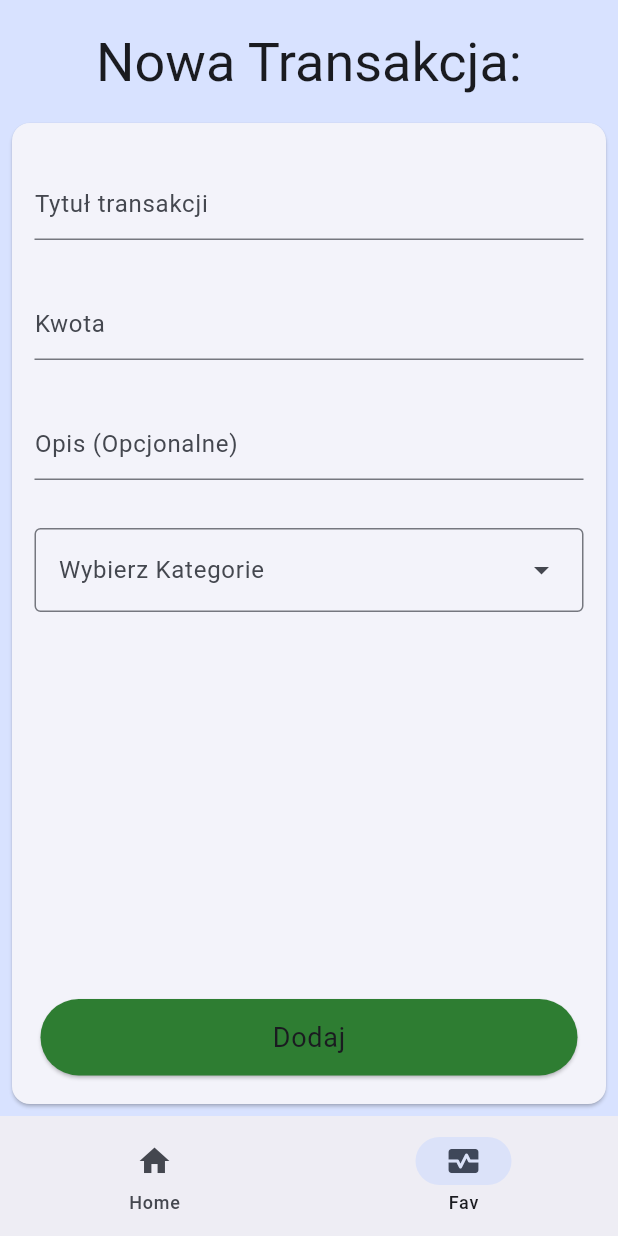
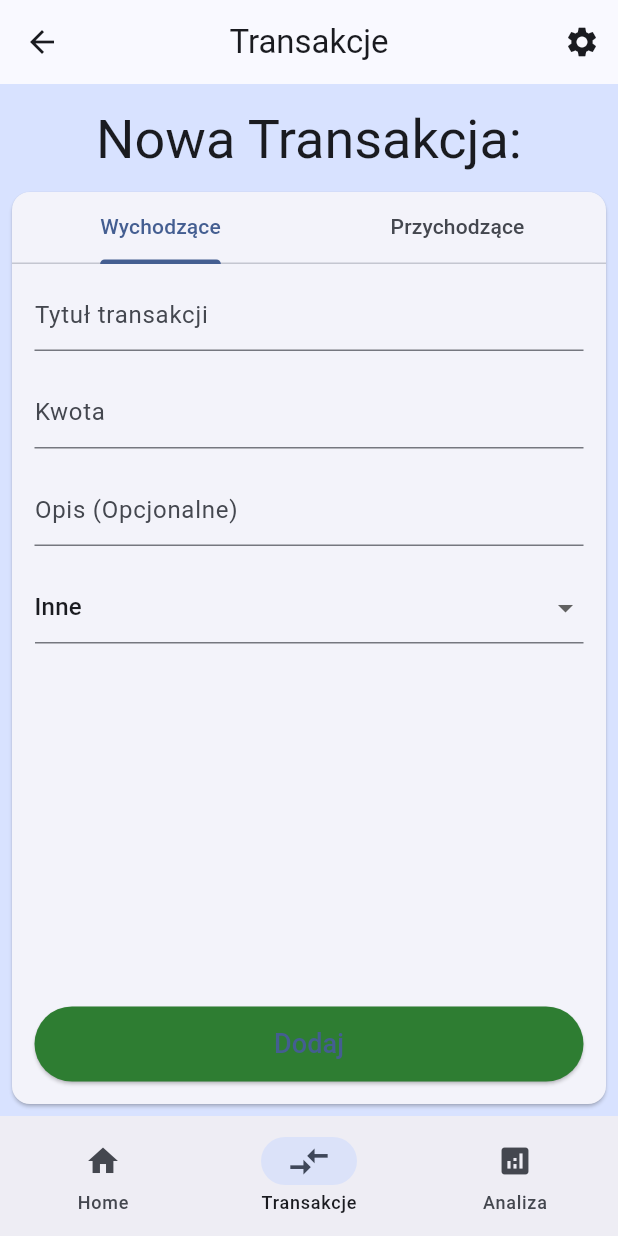
Before and after one commit to HDudz/Finance-Manager, a Flutter app: the screen it shows after launch, item 2 of the bottom bar chosen, after a tap on "Dodaj Transakcję", on a phone screen of 412 x 824 dp. Run offline on Flutter 3.47's test engine with Material 3 defaults, Android fonts, the phone set to English and light mode, and no system bars; our stand-ins replace drift, wakelock_plus; accounts and stored records are empty; generated files the repository leaves out were written again.

Commit message:
Adding and showing transactions fully implemented.

```diff
--- a/lib/core/widgets/CategoryDropdown.dart
+++ b/lib/core/widgets/CategoryDropdown.dart
@@ -26,8 +26,9 @@ class _DropdownCategoryState extends State<DropdownCategory> {
         final dropdownWidth = constraints.maxWidth; // np. 16 pikseli marginesu
 
         return DropdownMenu<String>(
-          width: dropdownWidth > 0 ? dropdownWidth : null, // Dynamicznie obliczona szerokość
+          width: dropdownWidth, // Dynamicznie obliczona szerokość
           dropdownMenuEntries: menuEntries,
+          initialSelection: options[0],
           label: const Text("Wybierz Kategorie"),
 
         );
--- a/lib/features/data/app_database.dart
+++ b/lib/features/data/app_database.dart
@@ -17,17 +17,34 @@ class AppDatabase extends _$AppDatabase {
   @override
   int get schemaVersion => 1; // Zwiększaj w przypadku migracji bazy
 
-  // Przykład: Pobierz wszystkie transakcje
-  Future<List<Transaction>> getAllTransactions() =>
-      select(transactions).get();
+// Metoda do pobierania wszystkich transakcji
+  Future<List<Transaction>> getAllTransactions() {
+    return select(transactions).get();
+  }
 
-  // Przykład: Dodaj transakcję
-  Future<int> addTransaction(TransactionsCompanion entry) =>
-      into(transactions).insert(entry);
+  Future<double> getBalance() async {
+    final transactionList = await select(transactions).get();
 
-  // Przykład: Usuń transakcję po ID
-  Future<int> deleteTransaction(int id) =>
-      (delete(transactions)..where((t) => t.id.equals(id))).go();
+    // Oblicz bilans
+    double balance = 0.0;
+    for (final transaction in transactionList) {
+      if (transaction.type == "Przychodzące") {
+        balance += transaction.amount;
+      } else if (transaction.type == "Wychodzące") {
+        balance -= transaction.amount;
+      }
+    }
+
+    return balance;
+  }
+
+  // Metoda do dodawania nowej transakcji
+  Future<int> addTransaction(TransactionsCompanion transaction) {
+    return into(transactions).insert(transaction);
+  }
+
+
+
 }
 
 // Funkcja do otwierania bazy danych
@@ -35,6 +52,8 @@ LazyDatabase _openConnection() {
   return LazyDatabase(() async {
     final dbFolder = await getApplicationDocumentsDirectory();
     final file = File('${dbFolder.path}/app_database.sqlite');
+
+
     return NativeDatabase(file);
   });
 }
--- a/lib/features/presentation/home.dart
+++ b/lib/features/presentation/home.dart
@@ -1,11 +1,9 @@
-
-import 'package:finance_manager/features/presentation/start_page.dart';
+import 'package:finance_manager/features/presentation/start/start_page.dart';
+import 'package:finance_manager/features/presentation/transactions_pages/add.dart';
+import 'package:finance_manager/features/presentation/transactions_pages/show.dart';
 import 'package:flutter/material.dart';
 import 'package:wakelock_plus/wakelock_plus.dart';
-
-import 'transactions_pages/nav.dart';
-
-
+import 'package:intl/date_symbol_data_local.dart';
 
 class MyHomePage extends StatefulWidget {
   const MyHomePage({super.key});
@@ -16,16 +14,17 @@ class MyHomePage extends StatefulWidget {
 
 class _MyHomePageState extends State<MyHomePage> {
 
-  var selectedIndex = 0;
-
+  var pageIndex = 0;
+  var choice = 0;
+  var pages = [0, 1, 1, 2, 3, 4];
+  var appBarText = "Finance Manager";
 
   @override
   void initState() {
     super.initState();
     WakelockPlus.toggle(enable: true);
-    print("Wake on");
+    print("Wake on");;
   }
-
 
   @override
   void dispose() {
@@ -35,16 +34,30 @@ class _MyHomePageState extends State<MyHomePage> {
     super.dispose();
   }
 
+  void switchPage(int index) {
+    setState(() {
+      pageIndex = index;
+    });
+  }
+
   @override
   Widget build(BuildContext context) {
     Widget page;
-    switch (selectedIndex) {
+    switch (pageIndex) {
       case 0:
         page = StartPage();
+        appBarText = "Finance Manager";
       case 1:
-        page = TransNavigation();
+        page = ShowTransPage(switchPage: switchPage);
+        appBarText = "Transakcje";
+      case 2:
+        page = AddTransPage(switchPage: switchPage);
+      case 3:
+        page = SizedBox();
+        appBarText = "Analiza";
+
       default:
-        throw UnimplementedError('no widget for $selectedIndex');
+        throw UnimplementedError('no widget for $pageIndex');
     }
 
     return LayoutBuilder(
@@ -53,18 +66,29 @@ class _MyHomePageState extends State<MyHomePage> {
             bottomNavigationBar: NavigationBar(
                 destinations: [
                   NavigationDestination(icon: Icon(Icons.home), label: "Home"),
-                  NavigationDestination(icon: Icon(Icons.monitor_heart), label: "Fav")
+                  NavigationDestination(icon: Icon(Icons.compare_arrows, size: 30,), label: "Transakcje"),
+                  NavigationDestination(icon: Icon(Icons.analytics), label: "Analiza"),
                 ],
-                selectedIndex: selectedIndex,
+                selectedIndex: choice,
                 onDestinationSelected: (value) {
                   setState(() {
-                    selectedIndex = value;
+                    choice = value;
+                    pageIndex = pages.indexOf(choice);
                   });
                 }
             ),
             body: Container(
               color: Theme.of(context).colorScheme.primaryContainer,
               child: page,
+            ),
+            appBar: AppBar(
+              title: Text(appBarText),
+              leading: pageIndex == 2 ? IconButton(
+                icon: Icon(Icons.arrow_back),
+                onPressed: () => switchPage(1),
+              ):null,
+              actions: [IconButton(onPressed: null, icon: Icon(Icons.settings, color: Theme.of(context).colorScheme.onSurface,))],
+              centerTitle: true,
             ),
 
 
--- /dev/null
+++ b/lib/features/presentation/start/start_page.dart
@@ -0,0 +1,72 @@
+import 'package:flutter/material.dart';
+import 'package:provider/provider.dart';
+
+import '../../data/app_database.dart';
+
+class StartPage extends StatefulWidget {
+  const StartPage({super.key});
+
+  @override
+  State<StartPage> createState() => _StartPageState();
+}
+
+class _StartPageState extends State<StartPage> {
+
+
+  late AppDatabase db;
+  var balance;
+
+  loadBalance() async {
+    db = Provider.of<AppDatabase>(context, listen: false);
+    final fetchedBalance = await db.getBalance();
+
+    setState(() {
+      balance = fetchedBalance;
+    });
+  }
+
+  @override
+  void initState() {
+    super.initState();
+    loadBalance();
+  }
+
+  @override
+  Widget build(BuildContext context) {
+
+    IconData icon;
+
+
+
+
+    return Column(
+      mainAxisAlignment: MainAxisAlignment.center,
+      children: [
+        Padding(
+          padding: const EdgeInsets.all(8.0),
+          child: Card(
+
+            shape: RoundedRectangleBorder(
+              side: BorderSide(
+                color: Colors.blue, // Kolor konturu
+                width: 3.0, // Grubość konturu
+              ),
+              borderRadius: BorderRadius.circular(15.0), // Zaokrąglenie rogów (opcjonalne)
+            ),
+            child: Container(
+              width: double.infinity, // Rozciąga Card na całą szerokość
+              padding: const EdgeInsets.all(16.0),
+              child: Column(
+                crossAxisAlignment: CrossAxisAlignment.start,
+                children: [
+                  Text("Bilans:", style: Theme.of(context).textTheme.displayMedium),
+                  balance == null ? Center(child: CircularProgressIndicator()):Text(balance.toString(), style: Theme.of(context).textTheme.displayMedium),
+                ],
+              ),
+            ),
+          ),
+        ),
+      ],
+    );
+  }
+}
--- a/lib/features/presentation/start_page.dart
+++ /dev/null
@@ -1,74 +0,0 @@
-import 'package:finance_manager/features/state/MyAppState.dart';
-import 'package:flutter/material.dart';
-import 'package:provider/provider.dart';
-
-class StartPage extends StatelessWidget {
-  const StartPage({super.key});
-
-  @override
-  Widget build(BuildContext context) {
-    var appState = context.watch<MyAppState>();
-    var pair = appState.current;
-    IconData icon;
-    if (appState.favorites.contains(pair)) {
-      icon = Icons.favorite;
-    } else {
-      icon = Icons.favorite_border;
-    }
-
-
-
-    return Center(
-      child: Column(
-        mainAxisAlignment: MainAxisAlignment.center,
-        children: [
-          Padding(
-            padding: const EdgeInsets.all(8.0),
-            child: Card(
-              borderOnForeground: true,
-              margin: EdgeInsets.zero,
-              shape: RoundedRectangleBorder(
-                side: BorderSide(
-                  color: Colors.blue, // Kolor konturu
-                  width: 3.0, // Grubość konturu
-                ),
-                borderRadius: BorderRadius.circular(15.0), // Zaokrąglenie rogów (opcjonalne)
-              ),
-              child: Container(
-                width: double.infinity, // Rozciąga Card na całą szerokość
-                padding: const EdgeInsets.all(16.0),
-                child: Column(
-                  crossAxisAlignment: CrossAxisAlignment.start,
-                  children: [
-                    Text("Bilans:", style: Theme.of(context).textTheme.displayMedium),
-                    Text("1000", style: Theme.of(context).textTheme.displayMedium),
-                  ],
-                ),
-              ),
-            ),
-          ),
-          SizedBox(height: 10),
-          Row(
-            mainAxisSize: MainAxisSize.min,
-            children: [
-              ElevatedButton.icon(
-                onPressed: () {
-                  appState.toggleFavorite();
-                },
-                icon: Icon(icon),
-                label: Text('Like'),
-              ),
-              SizedBox(width: 10),
-              ElevatedButton(
-                onPressed: () {
-                  appState.getNext();
-                },
-                child: Text('Next'),
-              ),
-            ],
-          ),
-        ],
-      ),
-    );
-  }
-}
--- a/lib/features/presentation/transactions_pages/add.dart
+++ b/lib/features/presentation/transactions_pages/add.dart
@@ -1,73 +1,98 @@
+import 'package:drift/drift.dart' as drift;
 import 'package:flutter/material.dart';
+import 'package:path_provider/path_provider.dart';
 import 'package:provider/provider.dart';
-
-import '../../../core/widgets/CategoryDropdown.dart';
 import '../../data/app_database.dart';
 
-class AddTransPage extends StatefulWidget{
-  final switchPage;
+class AddTransPage extends StatefulWidget {
+  final Function switchPage;
 
-  const AddTransPage({super.key, required this.switchPage});
-
+  const AddTransPage({Key? key, required this.switchPage}) : super(key: key);
 
   @override
   State<AddTransPage> createState() => _AddTransPageState();
 }
 
 class _AddTransPageState extends State<AddTransPage> {
-  late AppDatabase db;
+  final GlobalKey<FormState> _formKey = GlobalKey<FormState>();
+  final TextEditingController _titleController = TextEditingController();
+  final TextEditingController _amountController = TextEditingController();
+  final TextEditingController _descriptionController = TextEditingController();
+  String _selectedCategory = "Inne";
+  String _transactionType = "Wychodzące";
 
-  @override
-  void initState() {
-    super.initState();
-    db = Provider.of<AppDatabase>(context, listen: false);
+  saveToDB(db) async {
+
+    if (_formKey.currentState!.validate()) {
+      final transaction = TransactionsCompanion(
+        title: drift.Value(_titleController.text),
+        amount: drift.Value(double.parse(_amountController.text)),
+        description: drift.Value(
+          _descriptionController.text.isEmpty
+          ? null : _descriptionController.text,
+        ),
+        category: drift.Value(
+          _selectedCategory.isEmpty ? null : _selectedCategory,
+        ),
+        date: drift.Value(DateTime.now()),
+        type: drift.Value(_transactionType),
+      );
+
+      await db.addTransaction(transaction);
+
+      widget.switchPage(1);
     }
-  void switchToAdding(){
   }
 
 
-
-
-
-  final GlobalKey<FormState> _formKey = GlobalKey<FormState>();
-
   @override
   Widget build(BuildContext context) {
+    final db = Provider.of<AppDatabase>(context, listen: false);
     final theme = Theme.of(context);
     final style = theme.textTheme.displaySmall!.copyWith(
       color: theme.colorScheme.onSurface,
     );
 
-
-    return  Column(
+    return Column(
       children: [
         Padding(
-          padding: const EdgeInsets.only(top: 20.0, bottom: 10.0),
+          padding: const EdgeInsets.only(top: 15.0, bottom: 5.0),
           child: Text("Nowa Transakcja:", style: style),
         ),
         Expanded(
-          child: SizedBox(
-            width: double.infinity,
           child: Padding(
             padding: const EdgeInsets.all(4.0),
             child: Card(
+              child: DefaultTabController(
+                length: 2,
+                child: Column(
+                  children: [
+                    TabBar(
+                      onTap: (index) {
+                        setState(() {
+                          _transactionType = index == 0 ? "Wychodzące" : "Przychodzące";
+                        });
+                      },
+                      tabs: [
+                        Tab(text: "Wychodzące"),
+                        Tab(text: "Przychodzące"),
+                      ],
+                    ),
+                    Expanded(
                       child: Padding(
-                  padding: const EdgeInsets.all(15.0).copyWith(top: 30),
+                        padding: const EdgeInsets.all(15.0).copyWith(top:10.0),
                         child: Form(
                           key: _formKey,
                           child: Column(
-
-                      children:[
-                        Expanded(
-                          child: Column(
                             children: [
                               SizedBox(
-                                height: 80,
+                                height: 65,
                                 child: TextFormField(
+                                  controller: _titleController,
                                   decoration: const InputDecoration(
                                     hintText: 'Tytuł transakcji',
                                   ),
-                                  validator: (String? value) {
+                                  validator: (value) {
                                     if (value == null || value.isEmpty) {
                                       return 'Podaj tytuł transakcji';
                                     }
@@ -76,63 +101,76 @@ class _AddTransPageState extends State<AddTransPage> {
                                 ),
                               ),
                               SizedBox(
-                                height: 80,
+                                height: 65,
                                 child: TextFormField(
+                                  controller: _amountController,
                                   decoration: const InputDecoration(
                                     hintText: 'Kwota',
                                   ),
                                   keyboardType: TextInputType.numberWithOptions(decimal: true),
-                                  validator: (String? value) {
+                                  validator: (value) {
                                     if (value == null || value.isEmpty) {
                                       return 'Podaj kwotę';
                                     }
                                     final parsedValue = double.tryParse(value);
-
-                                    if (parsedValue == null) {
+                                    if (parsedValue == null || parsedValue <= 0) {
                                       return 'Podaj prawidłową kwotę';
-                                    }
-
-                                    if(parsedValue == 0){
-                                      return 'Kwota nie może być 0';
-                                    }
-                                    if(parsedValue < 0){
-                                      return 'Kwota nie może być mniejsza od 0';
                                     }
                                     return null;
                                   },
                                 ),
                               ),
                               SizedBox(
-                                height: 80,
+                                height: 65,
                                 child: TextFormField(
+                                  controller: _descriptionController,
                                   decoration: const InputDecoration(
                                     hintText: 'Opis (Opcjonalne)',
                                   ),
                                 ),
                               ),
-                              DropdownCategory(),
+                              Expanded(
+                                child: TabBarView(
+                                  children: [
+                                    Column(
+                                      children: [
+                                        DropdownButtonFormField<String>(
+                                          value: _selectedCategory.isNotEmpty ? _selectedCategory : null,
+                                          items: ["Inne", "Spożywcze", "Rozrywka"]
+                                              .map((category) => DropdownMenuItem(
+                                            value: category,
+                                            child: Text(category),
+                                          )).toList(),
+                                          onChanged: (value) {
+                                            setState(() {
+                                              _selectedCategory = value ?? "";
+                                            });
+                                          },
+                                        ),
+                                      ],
+                                    ),
+                                    Container()
                                   ],
                                 ),
                               ),
                               SizedBox(
                                 width: double.infinity,
-                          child: Padding(
-                            padding: const EdgeInsets.only(left: 4, right: 4, bottom: 4),
                                 child: ElevatedButton(
+                                  onPressed:() => saveToDB(db) ,
                                   style: ButtonStyle(
-                                backgroundColor: WidgetStateProperty.all(Colors.green.shade800),
+                                    backgroundColor:
+                                    WidgetStateProperty.all(Colors.green.shade800),
                                   ),
-                              onPressed: () => {if (_formKey.currentState!.validate()) {
-                                widget.switchPage(0)
-                              }},
-                              child: Padding(
-                                padding: const EdgeInsets.all(12.0),
+                                  child: const Padding(
+                                    padding: EdgeInsets.all(12.0),
                                     child: Text(
                                       "Dodaj",
-                                  style: theme.textTheme.bodyLarge!.copyWith(
-                                  fontSize: 18,
+                                      style: TextStyle(fontSize: 18),
                                     ),
                                   ),
+                                ),
+                              ),
+                            ],
                           ),
                         ),
                       ),
@@ -143,8 +181,6 @@ class _AddTransPageState extends State<AddTransPage> {
             ),
           ),
         ),
-          ),
-        ),
       ],
     );
   }
--- a/lib/features/presentation/transactions_pages/nav.dart
+++ /dev/null
@@ -1,46 +0,0 @@
-import 'package:finance_manager/features/presentation/transactions_pages/add.dart';
-import 'package:finance_manager/features/presentation/transactions_pages/show.dart';
-import 'package:flutter/material.dart';
-
-
-
-
-
-class TransNavigation extends StatefulWidget {
-  const TransNavigation({super.key});
-
-
-
-  @override
-  State<TransNavigation> createState() => _TransNavigationState();
-}
-
-class _TransNavigationState extends State<TransNavigation> {
-
-  var selectedIndex = 0;
-
-
-  void _switchPage(int index) {
-    setState(() {
-      selectedIndex = index;
-    });
-  }
-
-  @override
-  Widget build(BuildContext context) {
-    Widget page;
-    switch (selectedIndex) {
-      case 0:
-        page = ShowTransPage(switchPage: _switchPage);
-      case 1:
-        page = AddTransPage(switchPage: _switchPage);
-      default:
-        throw UnimplementedError('no widget for $selectedIndex');
-    }
-
-    return SafeArea(
-        child: page
-    );
-  }
-
-}
--- a/lib/features/presentation/transactions_pages/show.dart
+++ b/lib/features/presentation/transactions_pages/show.dart
@@ -1,6 +1,7 @@
 import 'package:flutter/material.dart';
 import 'package:provider/provider.dart';
 
+import '../../../core/widgets/TransactionCard.dart';
 import '../../data/app_database.dart';
 
 class ShowTransPage extends StatefulWidget{
@@ -17,7 +18,6 @@ class _ShowTransPageState extends State<ShowTransPage> {
   late AppDatabase db;
 
 
-
   @override
   void initState() {
     super.initState();
@@ -26,13 +26,11 @@ class _ShowTransPageState extends State<ShowTransPage> {
   }
 
   Future<void> loadTransactions() async {
-    final result = await db.getAllTransactions(); // Pobranie danych z bazy
+    final result = await db.getAllTransactions();
     setState(() {
       transactions = result;
     });
   }
-
-
 
 
   @override
@@ -44,40 +42,32 @@ class _ShowTransPageState extends State<ShowTransPage> {
 
 
 
-    if (transactions == null) {
-      return Center(child: CircularProgressIndicator()); // Ładowanie danych
-    }
-
 
     return Column(
       children: [
-        Expanded(
-          child: Card(
-            child: Column(
-              children: [
         Padding(
-                  padding: const EdgeInsets.only(top: 20.0),
+          padding: const EdgeInsets.only(top: 15.0, bottom: 5.0),
           child: Text("Historia transakcji:", style: style),
         ),
         Expanded(
-                  child: ListView(
+          child: Padding(
+            padding: const EdgeInsets.all(4.0),
+            child: Card(
+              child: Padding(
+                padding: const EdgeInsets.all(8.0),
+                child: Column(
                   children: [
-                      for (var transaction in transactions)
-                        Card(
-                          child: ListTile(
-                            title: Text(transaction),
-                            onTap: () {
-
-                            },
-                            shape: RoundedRectangleBorder(
-                              borderRadius: BorderRadius.circular(12),
-                            ),
+                     Expanded(
+                      child: transactions == null ? Center(child: CircularProgressIndicator()) : ListView(
+                        children: [
+                          for (var transaction in transactions.reversed)
+                            TransactionCard(theme: theme, transaction: transaction),
+                        ],
                       ),
                     ),
                   ],
                 ),
               ),
-              ],
             ),
           ),
         ),
@@ -89,7 +79,7 @@ class _ShowTransPageState extends State<ShowTransPage> {
               style: ButtonStyle(
                   backgroundColor: WidgetStateProperty.all(Colors.green.shade800),
               ),
-              onPressed:() => widget.switchPage(1),
+              onPressed:() => widget.switchPage(2),
               child: Padding(
                 padding: const EdgeInsets.all(12.0),
                 child: Text("Dodaj Transakcję",
--- a/lib/features/state/MyAppState.dart
+++ /dev/null
@@ -1,27 +0,0 @@
-import 'package:english_words/english_words.dart';
-import 'package:flutter/cupertino.dart';
-
-class MyAppState extends ChangeNotifier {
-  var current = WordPair.random();
-
-  void getNext() {
-    current = WordPair.random();
-    notifyListeners();
-  }
-
-  var favorites = <WordPair>[];
-
-  void toggleFavorite() {
-    if (favorites.contains(current)) {
-      favorites.remove(current);
-    } else {
-      favorites.add(current);
-    }
-    notifyListeners();
-  }
-
-  void deleteFavourite(fav){
-    favorites.remove(fav);
-    notifyListeners();
-  }
-}
--- a/lib/main.dart
+++ b/lib/main.dart
@@ -1,6 +1,7 @@
+import 'dart:io';
+
 import 'package:finance_manager/core/themes/themes.dart';
 import 'package:finance_manager/features/presentation/home.dart';
-import 'package:finance_manager/features/state/MyAppState.dart';
 import 'package:flutter/material.dart';
 import 'package:flutter/services.dart';
 import 'package:provider/provider.dart';
@@ -12,6 +13,8 @@ Future<void> main() async {
   await SystemChrome.setPreferredOrientations([
     DeviceOrientation.portraitUp,
   ]);
+
+
   runApp(MyApp());
 }
 
@@ -23,7 +26,6 @@ class MyApp extends StatelessWidget {
 
     return MultiProvider(
       providers: [
-        ChangeNotifierProvider(create: (context) => MyAppState()),
         Provider(
           create: (context) => AppDatabase(),
           dispose: (context, AppDatabase db) => db.close(),
--- a/pubspec.yaml
+++ b/pubspec.yaml
@@ -18,6 +18,7 @@ dependencies:
   drift_flutter: ^0.2.4
   drift: ^2.8.0
   path_provider: ^2.0.15
+  intl: ^0.20.1
 
 dev_dependencies:
   flutter_test:
```
Also changed, not shown: lib/core/widgets/BigCard.dart (deleted, +0 -34 lines), lib/core/widgets/TransactionCard.dart (added, +96 -0 lines), lib/features/data/transactions_table.dart (+5 -2 lines), pubspec.lock. Lines whose indentation alone changed are shown as unchanged.
